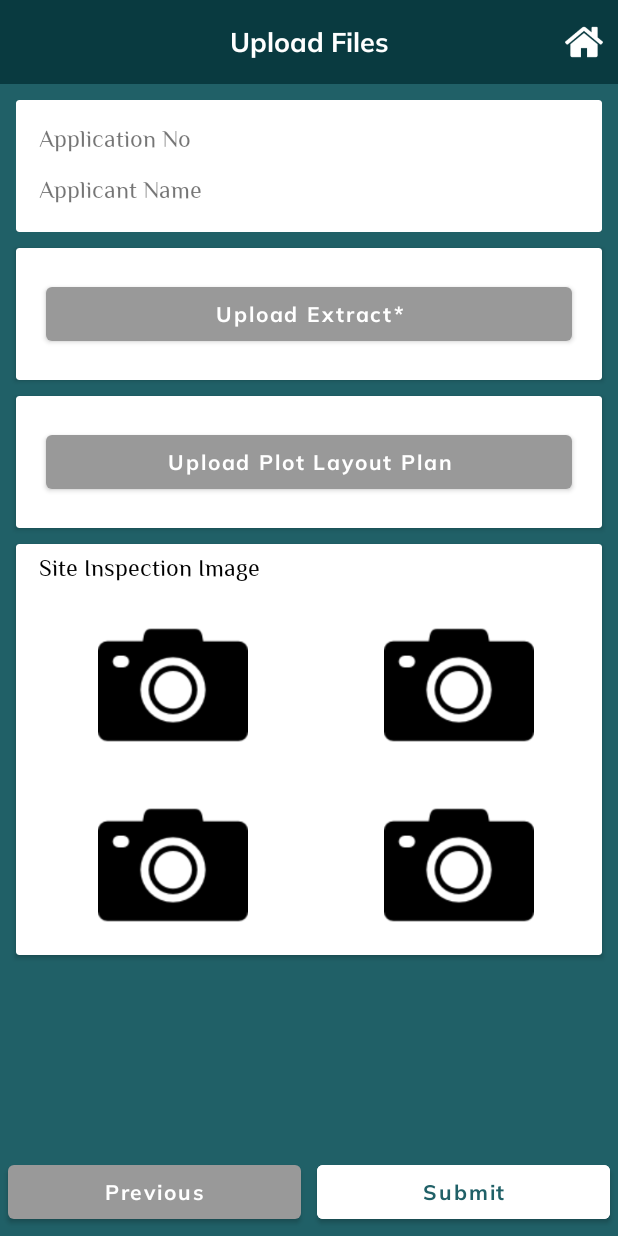
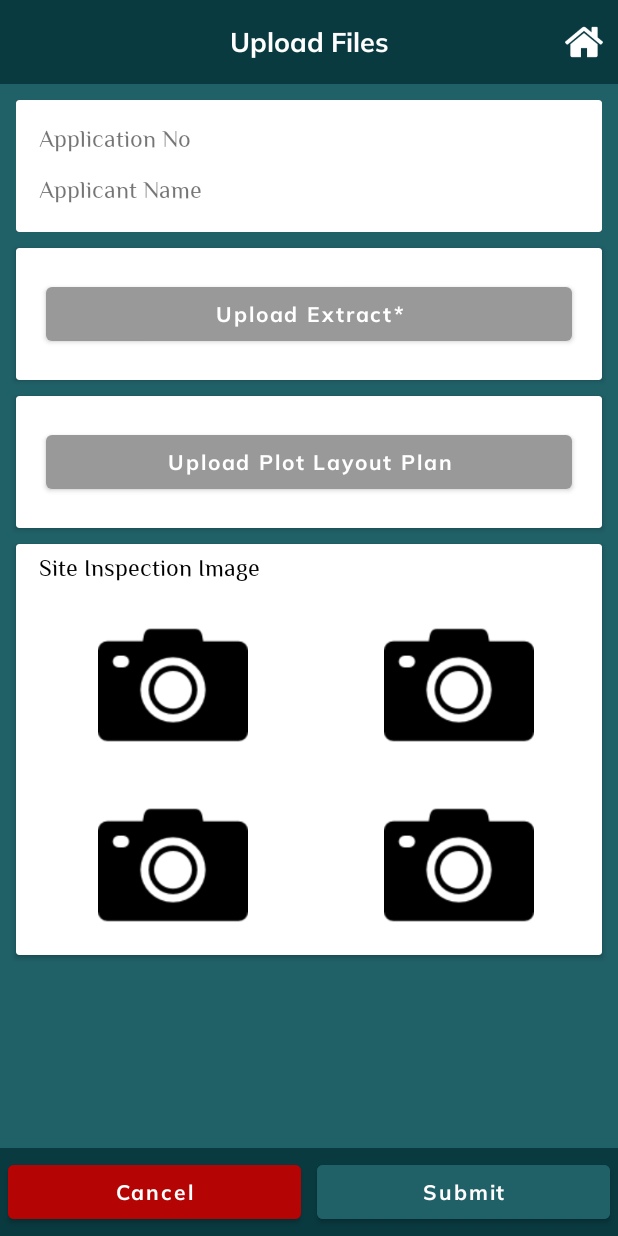
Before and after one commit to DesamNaren/LRS-2020-Officer-App, an Android app: the ImageUploadActivity screen opened directly, with no data from a screen before it, on a phone screen of 412 x 824 dp. Run offline under Robolectric (Android 15) with nearby library versions, the phone set to English and light mode, and no system bars; our stand-ins replace data binding; libraries missing offline, so code that uses them is left out: com.karumi.dexter; pictures from the network do not load; 4 statements that could not run were skipped.

Commit message:
ui layout added

```diff
--- a/app/src/main/java/com/cgg/lrs2020officerapp/ui/ImageUploadActivity.java
+++ b/app/src/main/java/com/cgg/lrs2020officerapp/ui/ImageUploadActivity.java
@@ -134,8 +134,8 @@ public class ImageUploadActivity extends LocBaseActivity implements ErrorHandler
                 finish();
             }
         });
-
-
+        binding.btnLayout.btnCancel.setVisibility(View.VISIBLE);
+        binding.btnLayout.btnProceed.setText(getResources().getString(R.string.submit));
         try {
             String strLogin = sharedPreferences.getString(AppConstants.LOGIN_RES, "");
             loginResponse = new Gson().fromJson(strLogin, LoginResponse.class);
@@ -173,14 +173,14 @@ public class ImageUploadActivity extends LocBaseActivity implements ErrorHandler
             }
         });
 
-        binding.btnCancel.setOnClickListener(new View.OnClickListener() {
+        binding.btnLayout.btnCancel.setOnClickListener(new View.OnClickListener() {
             @Override
             public void onClick(View v) {
                 finish();
             }
         });
 
-        binding.btnSubmit.setOnClickListener(new View.OnClickListener() {
+        binding.btnLayout.btnProceed.setOnClickListener(new View.OnClickListener() {
             @Override
             public void onClick(View v) {
                 if (validations()) {
--- a/app/src/main/res/layout/activity_image_upload.xml
+++ b/app/src/main/res/layout/activity_image_upload.xml
@@ -16,7 +16,7 @@
         <ScrollView
             android:layout_width="match_parent"
             android:layout_height="match_parent"
-            android:layout_above="@id/btn_layout"
+            android:layout_above="@id/ll_btn"
             android:layout_below="@+id/header">
 
             <LinearLayout
@@ -245,43 +245,16 @@
             </LinearLayout>
 
         </ScrollView>
-
         <LinearLayout
-            android:id="@+id/btn_layout"
+            android:id="@+id/ll_btn"
             android:layout_width="match_parent"
             android:layout_height="wrap_content"
             android:layout_alignParentBottom="true"
             android:orientation="horizontal">
 
-
-            <Button
-                android:id="@+id/btn_cancel"
-                android:layout_width="0dp"
-                android:layout_height="wrap_content"
-                android:layout_margin="@dimen/dimen_5dp"
-                android:layout_weight="1"
-                android:fontFamily="@font/muli_bold"
-                android:text="Previous"
-                android:textAllCaps="false"
-                android:textColor="@color/white"
-                android:textStyle="bold"
-                app:backgroundTint="@color/gray"
-                tools:ignore="ButtonStyle" />
-
-
-            <Button
-                android:id="@+id/btn_submit"
-                android:layout_width="0dp"
-                android:layout_height="wrap_content"
-                android:layout_margin="@dimen/dimen_5dp"
-                android:layout_weight="1"
-                android:backgroundTint="@color/white"
-                android:fontFamily="@font/muli_bold"
-                android:text="@string/submit"
-                android:textAllCaps="false"
-                android:textColor="@color/colorPrimary"
-                android:textStyle="bold"
-                tools:ignore="ButtonStyle" />
+            <include
+                android:id="@+id/btn_layout"
+                layout="@layout/button_layout" />
 
         </LinearLayout>
 
--- a/app/src/main/res/layout/activity_scrutiny_check_list.xml
+++ b/app/src/main/res/layout/activity_scrutiny_check_list.xml
@@ -44,6 +44,7 @@
                         android:layout_height="wrap_content"
                         android:layout_margin="@dimen/dimen_10dp"
                         android:fontFamily="@font/muli_bold"
+                        android:backgroundTint="@color/colorPrimaryDark"
                         android:text="@string/view_sro_registered_document"
                         android:textAllCaps="false"
                         android:textColor="@color/white" />
@@ -751,7 +752,7 @@
                                 android:background="@drawable/edittext_bg"
                                 android:fontFamily="@font/elmessiri_regular"
                                 android:hint="@string/verification_remarks"
-                                android:imeOptions="actionNext"
+                                android:imeOptions="actionDone"
                                 android:inputType="text"
                                 android:textSize="16dp" />
 
--- a/app/src/main/res/layout/button_layout.xml
+++ b/app/src/main/res/layout/button_layout.xml
@@ -1,6 +1,5 @@
 <?xml version="1.0" encoding="utf-8"?>
-<layout xmlns:android="http://schemas.android.com/apk/res/android"
-    xmlns:app="http://schemas.android.com/apk/res-auto">
+<layout xmlns:android="http://schemas.android.com/apk/res/android">
 
     <LinearLayout
         android:id="@+id/ll_btn"
@@ -18,9 +17,12 @@
             android:layout_margin="@dimen/dimen_5dp"
             android:layout_weight="1"
             android:backgroundTint="@color/red"
+            android:fontFamily="@font/muli_bold"
+            android:padding="5dp"
             android:text="@string/cancel"
             android:textAllCaps="false"
             android:textColor="@color/white"
+            android:textStyle="bold"
             android:visibility="gone" />
 
 
@@ -30,13 +32,13 @@
             android:layout_height="wrap_content"
             android:layout_margin="@dimen/dimen_5dp"
             android:layout_weight="1"
-            app:background="@color/colorPrimaryDark"
+            android:backgroundTint="@color/colorPrimary"
             android:fontFamily="@font/muli_bold"
             android:padding="5dp"
-            android:textStyle="bold"
             android:text="@string/proceed"
             android:textAllCaps="false"
-            android:textColor="@color/white" />
+            android:textColor="@color/white"
+            android:textStyle="bold" />
 
     </LinearLayout>
 </layout>
```
